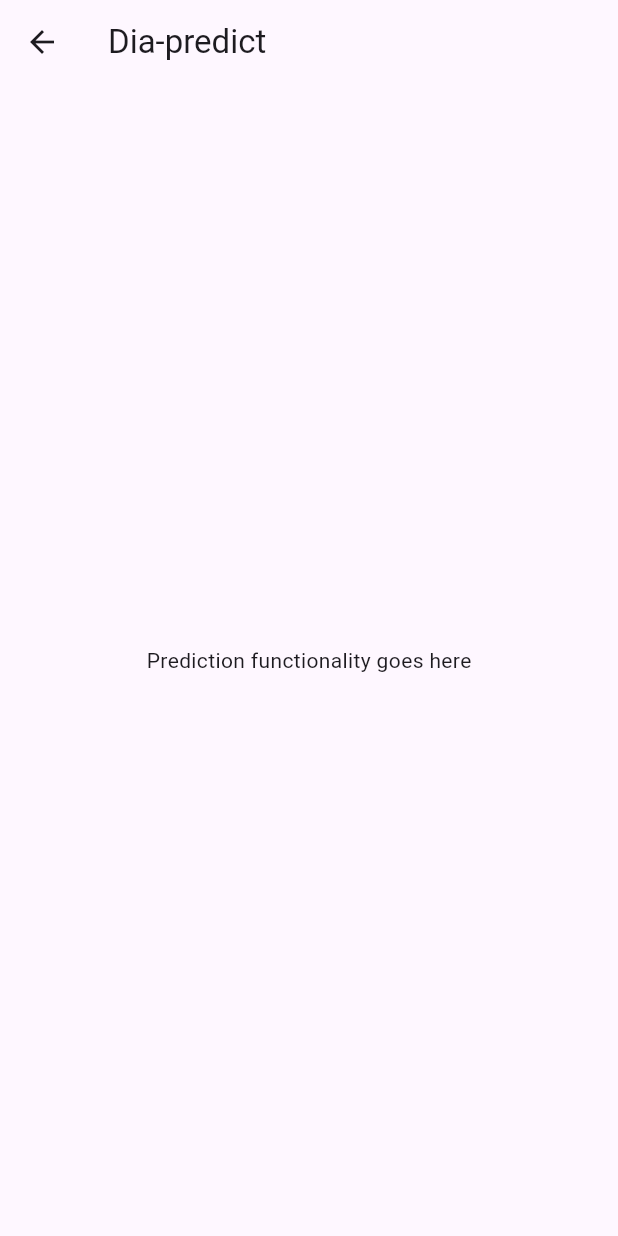
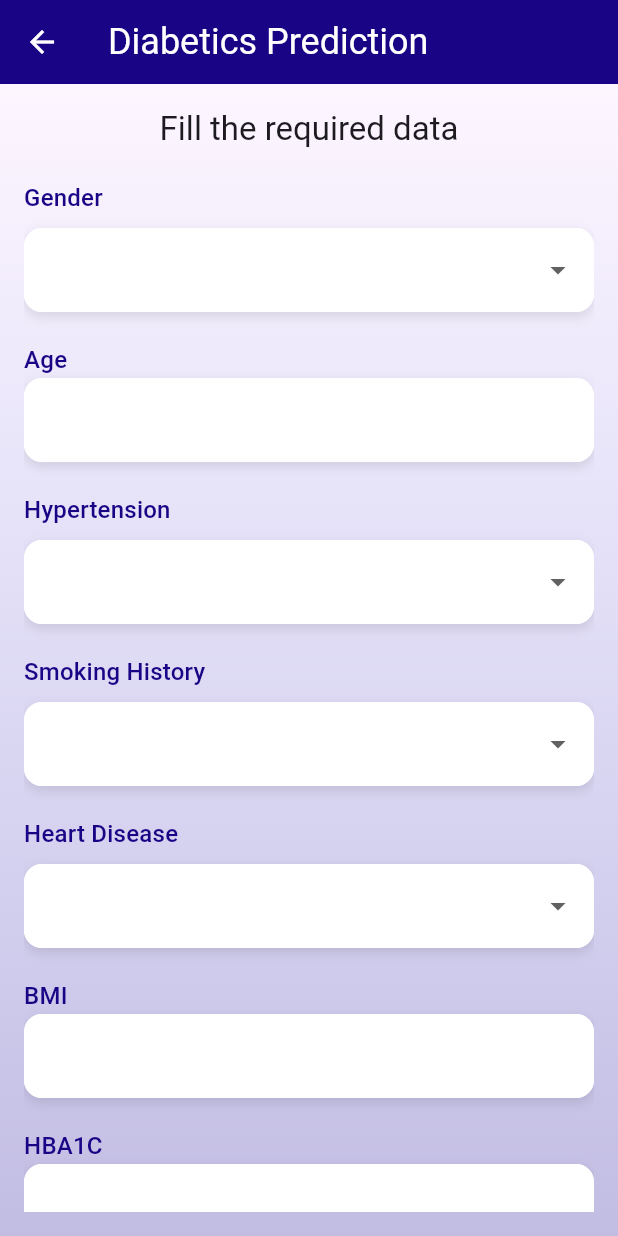
Before and after one commit to Shalu2206/Dia-assist, a Flutter app: the HomePage screen opened directly, after a tap on "Dia-predict", on a phone screen of 412 x 824 dp. Run offline on Flutter 3.47's test engine with Material 3 defaults, Android fonts, the phone set to English and light mode, and no system bars; our stand-ins replace get, google_fonts.

Commit message:
added login and predict page

```diff
--- /dev/null
+++ b/dia_assist/lib/controllers/login_controller.dart
@@ -0,0 +1,72 @@
+import 'dart:io';
+
+import 'package:dia_assist/pages/home/home_page.dart';
+import 'package:flutter/cupertino.dart';
+import 'package:flutter/foundation.dart';
+import 'package:get/get.dart';
+
+class LoginController extends GetxController {
+  // Observable variables for username and password
+  var username = ''.obs;
+  var password = ''.obs;
+  var selectedGender = ''.obs;
+  var selectedTension = ''.obs;
+  var selectedDisease = ''.obs;
+  var selectedSmoking = ''.obs;
+
+  // Text controllers for input fields
+  final usernameController = TextEditingController();
+  final passwordController = TextEditingController();
+
+  // Observables for managing UI state
+  var isObscure = true.obs;
+  var showUsernameError = false.obs;
+  var showPasswordError = false.obs;
+
+  // Toggle password visibility
+  void toggleObscure() {
+    isObscure.value = !isObscure.value;
+  }
+
+  // Validate login fields
+  void validateFields() {
+    showUsernameError.value = usernameController.text.isEmpty;
+    showPasswordError.value = passwordController.text.isEmpty;
+  }
+
+  // Handle login functionality (logic-only, no storage)
+  Future<void> login() async {
+    // Validate fields
+    validateFields();
+
+    if (!showUsernameError.value && !showPasswordError.value) {
+      try {
+        // Simulate successful login
+        // Replace this with logic to handle the login action locally
+        print("Login successful for username: ${usernameController.text}");
+        Get.to(HomePage()); // Adjust route name as per your project
+      } catch (e) {
+        // Handle local errors
+        Get.snackbar(
+          'Error',
+          'Failed to perform the action. Please try again later.',
+          snackPosition: SnackPosition.BOTTOM,
+        );
+      }
+    }
+  }
+
+  // Simulated FCM token update logic (no storage)
+  Future<void> updateFcmToken() async {
+    if (!kIsWeb && !Platform.isWindows) {
+      try {
+        // Simulate fetching and using the FCM token
+        const dummyFcmToken = "dummy_fcm_token";
+        print('Simulated FCM token update: $dummyFcmToken');
+      } catch (e) {
+        // Handle exceptions
+        print('Exception while updating FCM token: $e');
+      }
+    }
+  }
+}
--- a/dia_assist/lib/pages/about_screen.dart
+++ b/dia_assist/lib/pages/home/about_screen.dart
@@ -1,6 +1,6 @@
 import 'package:flutter/material.dart';
 import 'package:get/get.dart';
-import '../controllers/home_controller.dart';
+import '../../controllers/home_controller.dart';
 
 class AboutScreen extends StatelessWidget {
   const AboutScreen({Key? key}) : super(key: key);
--- a/dia_assist/lib/pages/home_page.dart
+++ b/dia_assist/lib/pages/home/home_page.dart
@@ -1,6 +1,7 @@
 import 'package:flutter/material.dart';
 import 'package:get/get.dart';
-import '../controllers/home_controller.dart';
+import '../../controllers/home_controller.dart';
+import '../prediction_page/Screens/prediction_screen_display.dart';
 import 'about_screen.dart';
 
 class HomePage extends StatefulWidget {
@@ -97,7 +98,7 @@ class _HomePageState extends State<HomePage> with TickerProviderStateMixin {
                                   Navigator.push(
                                     context,
                                     MaterialPageRoute(
-                                      builder: (context) => const PredictScreen(),
+                                      builder: (context) => PredictionScreenDisplay(),
                                     ),
                                   );
                                   break;
@@ -151,22 +152,6 @@ class _HomePageState extends State<HomePage> with TickerProviderStateMixin {
   }
 }
 
-class PredictScreen extends StatelessWidget {
-  const PredictScreen({Key? key}) : super(key: key);
-
-  @override
-  Widget build(BuildContext context) {
-    return Scaffold(
-      appBar: AppBar(
-        title: const Text('Dia-predict'),
-      ),
-      body: Center(
-        child: const Text('Prediction functionality goes here'),
-      ),
-    );
-  }
-}
-
 class MedicateScreen extends StatelessWidget {
   const MedicateScreen({Key? key}) : super(key: key);
 
--- /dev/null
+++ b/dia_assist/lib/pages/prediction_page/Screens/prediction_screen_display.dart
@@ -0,0 +1,290 @@
+import 'package:flutter/material.dart';
+import 'package:get/get.dart';
+import 'package:google_fonts/google_fonts.dart';
+import '../../../controllers/login_controller.dart';
+import '../../../themes/colors_theme.dart';
+
+class PredictionScreenDisplay extends GetView<LoginController> {
+  // Declare the TextEditingController for each input field
+  final TextEditingController ageController = TextEditingController();
+  final TextEditingController bmiController = TextEditingController();
+  final TextEditingController hba1cController = TextEditingController();
+  final TextEditingController glucoseController = TextEditingController();
+  final TextEditingController weightController = TextEditingController();
+
+  @override
+  Widget build(BuildContext context) {
+    // Shadow decoration for all inputs
+    BoxDecoration inputBoxShadow = BoxDecoration(
+      borderRadius: BorderRadius.circular(12),
+      color: Colors.white,
+      boxShadow: [
+        BoxShadow(
+          color: Colors.black.withOpacity(0.1), // Shadow color
+          blurRadius: 6, // Blur intensity
+          offset: Offset(0, 3), // Offset of the shadow
+        ),
+      ],
+    );
+
+    return Scaffold(
+      appBar: AppBar(
+        leading: GestureDetector(
+            onTap: (){
+              Get.back();
+            },
+            child: const Icon(Icons.arrow_back, color: Colors.white)),
+        backgroundColor: AppColors.primary,
+        title: Text(
+          'Diabetics Prediction',
+          style: Theme.of(context)
+              .textTheme
+              .headlineSmall
+              ?.copyWith(color: AppColors.background),
+        ),
+      ),
+      body: Container(
+        decoration:const  BoxDecoration(
+          gradient: LinearGradient(
+            colors: [
+              Color(0xff010129d3),
+              Color(0xFF400D0D8A),
+            ],
+            begin: Alignment.topCenter,
+            end: Alignment.bottomCenter,
+          ),
+        ),
+        child: Padding(
+          padding: const EdgeInsets.all(16),
+          child: SingleChildScrollView(
+            child: Column(
+              crossAxisAlignment: CrossAxisAlignment.start,
+              children: [
+                Center(
+                  child: Text(
+                    'Fill the required data',
+                    style: Theme.of(context).textTheme.titleLarge,
+                  ),
+                ),
+                SizedBox(height: 20),
+                Text('Gender', style: Theme.of(context).textTheme.titleMedium?.copyWith(color: AppColors.primary)),
+                SizedBox(height: 8),
+                Obx(() => Container(
+                  decoration: inputBoxShadow, // Add shadow decoration
+                  child: DropdownButtonFormField<String>(
+                    decoration: InputDecoration(
+                      border: OutlineInputBorder(
+                        borderRadius: BorderRadius.circular(12),
+                        borderSide: BorderSide.none, // Hide the default border
+                      ),
+                      filled: true,
+                      fillColor: Colors.white,
+                    ),
+                    items: ['Male', 'Female']
+                        .map((gender) => DropdownMenuItem(
+                      value: gender,
+                      child: Text(gender),
+                    ))
+                        .toList(),
+                    value: controller.selectedGender.value.isEmpty
+                        ? null
+                        : controller.selectedGender.value,
+                    onChanged: (value) {
+                      controller.selectedGender.value = value!;
+                    },
+                  ),
+                )),
+                SizedBox(height: 20),
+                Text('Age', style: Theme.of(context).textTheme.titleMedium?.copyWith(color: AppColors.primary)),
+                Container(
+                  decoration: inputBoxShadow, // Add shadow decoration
+                  child: TextFormField(
+                    controller: ageController, // Assign the controller
+                    keyboardType: TextInputType.number, // Only numeric input
+                    decoration: InputDecoration(
+                      border: OutlineInputBorder(
+                        borderRadius: BorderRadius.circular(12),
+                        borderSide: BorderSide.none, // Hide the default border
+                      ),
+                      filled: true,
+                      fillColor: Colors.white,
+                    ),
+                  ),
+                ),
+                SizedBox(height: 20),
+                Text('Hypertension', style: Theme.of(context).textTheme.titleMedium?.copyWith(color: AppColors.primary)),
+                SizedBox(height: 8),
+                Obx(() => Container(
+                  decoration: inputBoxShadow, // Add shadow decoration
+                  child: DropdownButtonFormField<String>(
+                    decoration: InputDecoration(
+                      border: OutlineInputBorder(
+                        borderRadius: BorderRadius.circular(12),
+                        borderSide: BorderSide.none, // Hide the default border
+                      ),
+                      filled: true,
+                      fillColor: Colors.white,
+                    ),
+                    items: ['Yes', 'No']
+                        .map((tension) => DropdownMenuItem(
+                      value: tension,
+                      child: Text(tension),
+                    ))
+                        .toList(),
+                    value: controller.selectedTension.value.isEmpty
+                        ? null
+                        : controller.selectedTension.value,
+                    onChanged: (value) {
+                      controller.selectedTension.value = value!;
+                    },
+                  ),
+                )),
+                SizedBox(height: 20),
+                Text('Smoking History', style: Theme.of(context).textTheme.titleMedium?.copyWith(color: AppColors.primary)),
+                SizedBox(height: 8),
+                Obx(() => Container(
+                  decoration: inputBoxShadow, // Add shadow decoration
+                  child: DropdownButtonFormField<String>(
+                    decoration: InputDecoration(
+                      border: OutlineInputBorder(
+                        borderRadius: BorderRadius.circular(12),
+                        borderSide: BorderSide.none, // Hide the default border
+                      ),
+                      filled: true,
+                      fillColor: Colors.white,
+                    ),
+                    items: ['Never', 'No Info', 'Current']
+                        .map((smoking) => DropdownMenuItem(
+                      value: smoking,
+                      child: Text(smoking),
+                    ))
+                        .toList(),
+                    value: controller.selectedSmoking.value.isEmpty
+                        ? null
+                        : controller.selectedSmoking.value,
+                    onChanged: (value) {
+                      controller.selectedSmoking.value = value!;
+                    },
+                  ),
+                )),
+                SizedBox(height: 20),
+                Text('Heart Disease', style: Theme.of(context).textTheme.titleMedium?.copyWith(color: AppColors.primary)),
+                SizedBox(height: 8),
+                Obx(() => Container(
+                  decoration: inputBoxShadow, // Add shadow decoration
+                  child: DropdownButtonFormField<String>(
+                    decoration: InputDecoration(
+                      border: OutlineInputBorder(
+                        borderRadius: BorderRadius.circular(12),
+                        borderSide: BorderSide.none, // Hide the default border
+                      ),
+                      filled: true,
+                      fillColor: Colors.white,
+                    ),
+                    items: ['Yes', 'No']
+                        .map((disease) => DropdownMenuItem(
+                      value: disease,
+                      child: Text(disease),
+                    ))
+                        .toList(),
+                    value: controller.selectedDisease.value.isEmpty
+                        ? null
+                        : controller.selectedDisease.value,
+                    onChanged: (value) {
+                      controller.selectedDisease.value = value!;
+                    },
+                  ),
+                )),
+                SizedBox(height: 20),
+                Text('BMI', style: Theme.of(context).textTheme.titleMedium?.copyWith(color: AppColors.primary)),
+                Container(
+                  decoration: inputBoxShadow, // Add shadow decoration
+                  child: TextFormField(
+                    controller: bmiController, // Assign the controller
+                    keyboardType: TextInputType.number, // Only numeric input
+                    decoration: InputDecoration(
+                      border: OutlineInputBorder(
+                        borderRadius: BorderRadius.circular(12),
+                        borderSide: BorderSide.none, // Hide the default border
+                      ),
+                      filled: true,
+                      fillColor: Colors.white,
+                    ),
+                  ),
+                ),
+                SizedBox(height: 20),
+                Text('HBA1C', style: Theme.of(context).textTheme.titleMedium?.copyWith(color: AppColors.primary)),
+                Container(
+                  decoration: inputBoxShadow, // Add shadow decoration
+                  child: TextFormField(
+                    controller: hba1cController, // Assign the controller
+                    keyboardType: TextInputType.number, // Only numeric input
+                    decoration: InputDecoration(
+                      border: OutlineInputBorder(
+                        borderRadius: BorderRadius.circular(12),
+                        borderSide: BorderSide.none, // Hide the default border
+                      ),
+                      filled: true,
+                      fillColor: Colors.white,
+                    ),
+                  ),
+                ),
+                SizedBox(height: 20),
+                Text('Blood Glucose Level', style: Theme.of(context).textTheme.titleMedium?.copyWith(color: AppColors.primary)),
+                Container(
+                  decoration: inputBoxShadow, // Add shadow decoration
+                  child: TextFormField(
+                    controller: glucoseController, // Assign the controller
+                    keyboardType: TextInputType.number, // Only numeric input
+                    decoration: InputDecoration(
+                      border: OutlineInputBorder(
+                        borderRadius: BorderRadius.circular(12),
+                        borderSide: BorderSide.none, // Hide the default border
+                      ),
+                      filled: true,
+                      fillColor: Colors.white,
+                    ),
+                  ),
+                ),
+                SizedBox(height: 20),
+                Text('Weight (in KG)', style: Theme.of(context).textTheme.titleMedium?.copyWith(color: AppColors.primary)),
+                Container(
+                  decoration: inputBoxShadow, // Add shadow decoration
+                  child: TextFormField(
+                    controller: weightController, // Assign the controller
+                    keyboardType: TextInputType.number, // Only numeric input
+                    decoration: InputDecoration(
+                      border: OutlineInputBorder(
+                        borderRadius: BorderRadius.circular(12),
+                        borderSide: BorderSide.none, // Hide the default border
+                      ),
+                      filled: true,
+                      fillColor: Colors.white,
+                    ),
+                  ),
+                ),
+                SizedBox(height: 20),
+                 SizedBox(
+                  height: 50,
+                  width: double.infinity,
+                  child: ElevatedButton(
+                    onPressed: () {
+                    },
+                    style: ElevatedButton.styleFrom(
+                      elevation: 10,
+                      backgroundColor: AppColors.primary,
+                    ),
+                    child: Text(
+                      'Submit',
+                      style: GoogleFonts.openSans(color: Colors.white, fontSize: 18),
+                    ),
+                  ),
+                ),
+              ],
+            ),
+          ),
+        ),
+      ),
+    );
+  }
+}
--- a/dia_assist/pubspec.yaml
+++ b/dia_assist/pubspec.yaml
@@ -19,7 +19,7 @@ publish_to: 'none' # Remove this line if you wish to publish to pub.dev
 version: 1.0.0+1
 
 environment:
-  sdk: ^3.4.4
+  sdk: ^3.4.3
 
 # Dependencies specify other packages that your package needs in order to work.
 # To automatically upgrade your package dependencies to the latest versions
```
Also changed, not shown: dia_assist/lib/controllers/bindings/login_binding.dart (added, +9 -0 lines), dia_assist/lib/main.dart (+10 -14 lines), dia_assist/lib/pages/login/screens/login_screen.dart (added, +150 -0 lines), dia_assist/lib/routes/app_pages.dart (added, +17 -0 lines), dia_assist/pubspec.lock, 1 other file.
